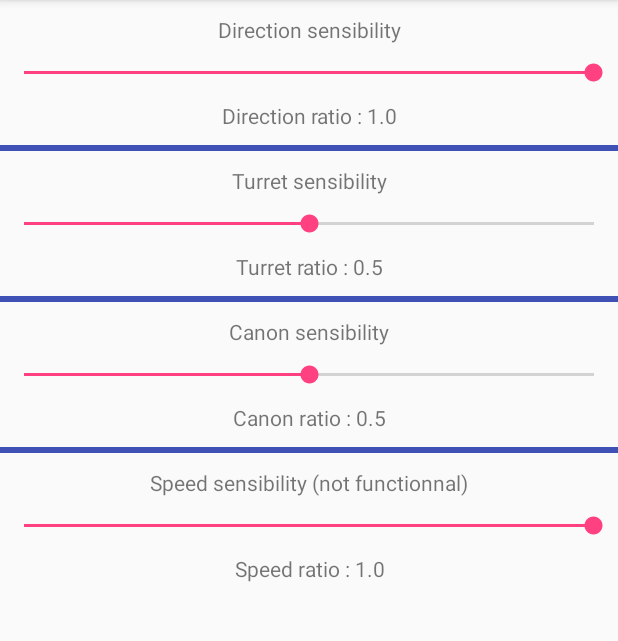
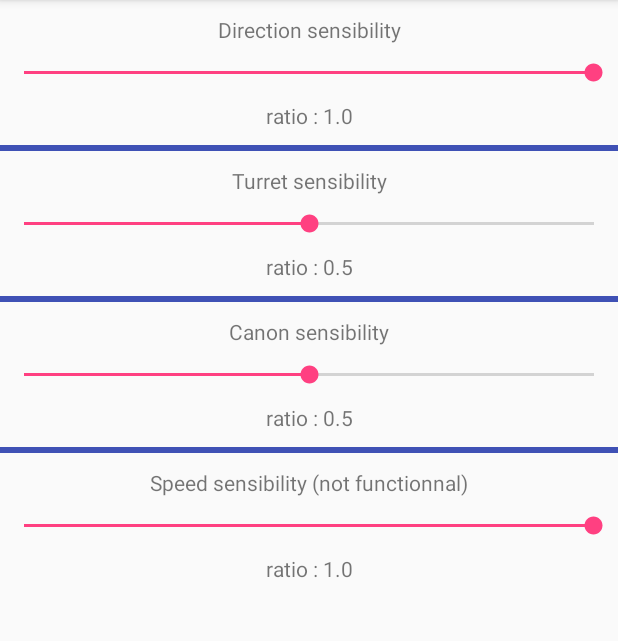
Before and after one commit to Ipsedo/ArenAI, an Android app: the ControlActivity screen opened directly, with no data from a screen before it, on a phone screen of 412 x 824 dp, the part 84-725 px from its top. Run offline under Robolectric (Android 15) with nearby library versions, the phone set to English and light mode, and no system bars.

Commit message:
changed text

```diff
--- a/app/src/main/java/com/samuelberrien/phyvr/controls/ControlActivity.java
+++ b/app/src/main/java/com/samuelberrien/phyvr/controls/ControlActivity.java
@@ -28,98 +28,82 @@ public class ControlActivity extends AppCompatActivity implements SharedPreferen
 
 		SeekBar sk_dir = findViewById(R.id.seekbar_dir);
 		TextView tv = findViewById(R.id.textview_dir);
-		tv.setText("Direction ratio : " + pref.getFloat(DirectionRatioKey, 1.f));
+		tv.setText("ratio : " + pref.getFloat(DirectionRatioKey, 1.f));
 		sk_dir.setProgress((int) (pref.getFloat(DirectionRatioKey, 1.f) * 100));
 		sk_dir.setOnSeekBarChangeListener(new SeekBar.OnSeekBarChangeListener() {
 			@Override
 			public void onProgressChanged(SeekBar seekBar, int progress, boolean fromUser) {
 				float ratio = progress / 100.f;
 				TextView tv = findViewById(R.id.textview_dir);
-				tv.setText("Direction ratio : " + ratio);
+				tv.setText("ratio : " + ratio);
 				pref.edit().putFloat(DirectionRatioKey, ratio).apply();
 			}
 
 			@Override
-			public void onStartTrackingTouch(SeekBar seekBar) {
-
-			}
+			public void onStartTrackingTouch(SeekBar seekBar) {}
 
 			@Override
-			public void onStopTrackingTouch(SeekBar seekBar) {
-
-			}
+			public void onStopTrackingTouch(SeekBar seekBar) {}
 		});
 
 		SeekBar sk_turret = findViewById(R.id.seekbar_turret);
 		tv = findViewById(R.id.textview_turret);
-		tv.setText("Turret ratio : " + pref.getFloat(TurretRatioKey, 0.5f));
+		tv.setText("ratio : " + pref.getFloat(TurretRatioKey, 0.5f));
 		sk_turret.setProgress((int) (pref.getFloat(TurretRatioKey, 0.5f) * 100));
 		sk_turret.setOnSeekBarChangeListener(new SeekBar.OnSeekBarChangeListener() {
 			@Override
 			public void onProgressChanged(SeekBar seekBar, int progress, boolean fromUser) {
 				float ratio = progress / 100.f;
 				TextView tv = findViewById(R.id.textview_turret);
-				tv.setText("Turret ratio : " + ratio);
+				tv.setText("ratio : " + ratio);
 				pref.edit().putFloat(TurretRatioKey, ratio).apply();
 			}
 
 			@Override
-			public void onStartTrackingTouch(SeekBar seekBar) {
-
-			}
+			public void onStartTrackingTouch(SeekBar seekBar) {}
 
 			@Override
-			public void onStopTrackingTouch(SeekBar seekBar) {
-
-			}
+			public void onStopTrackingTouch(SeekBar seekBar) {}
 		});
 
 		SeekBar sk_canon = findViewById(R.id.seekbar_canon);
 		tv = findViewById(R.id.textview_canon);
-		tv.setText("Canon ratio : " + pref.getFloat(CanonRatioKey, 0.5f));
+		tv.setText("ratio : " + pref.getFloat(CanonRatioKey, 0.5f));
 		sk_canon.setProgress((int) (pref.getFloat(CanonRatioKey, 0.5f) * 100));
 		sk_canon.setOnSeekBarChangeListener(new SeekBar.OnSeekBarChangeListener() {
 			@Override
 			public void onProgressChanged(SeekBar seekBar, int progress, boolean fromUser) {
 				float ratio = progress / 100.f;
 				TextView tv = findViewById(R.id.textview_canon);
-				tv.setText("Canon ratio : " + ratio);
+				tv.setText("ratio : " + ratio);
 				pref.edit().putFloat(CanonRatioKey, ratio).apply();
 			}
 
 			@Override
-			public void onStartTrackingTouch(SeekBar seekBar) {
-
-			}
+			public void onStartTrackingTouch(SeekBar seekBar) {}
 
 			@Override
-			public void onStopTrackingTouch(SeekBar seekBar) {
-
-			}
+			public void onStopTrackingTouch(SeekBar seekBar) {}
 		});
 
 		SeekBar sk_speed = findViewById(R.id.seekbar_speed);
 		tv = findViewById(R.id.textview_speed);
-		tv.setText("Speed ratio : " + pref.getFloat(SpeedRatioKey, 1.f));
+		tv.setText("ratio : " + pref.getFloat(SpeedRatioKey, 1.f));
 		sk_speed.setProgress((int) (pref.getFloat(SpeedRatioKey, 1.f) * 100));
 		sk_speed.setOnSeekBarChangeListener(new SeekBar.OnSeekBarChangeListener() {
 			@Override
 			public void onProgressChanged(SeekBar seekBar, int progress, boolean fromUser) {
 				float ratio = progress / 100.f;
 				TextView tv = findViewById(R.id.textview_speed);
-				tv.setText("Speed ratio : " + ratio);
+				tv.setText("ratio : " + ratio);
 				pref.edit().putFloat(SpeedRatioKey, ratio).apply();
 			}
 
 			@Override
-			public void onStartTrackingTouch(SeekBar seekBar) {
-
-			}
+			public void onStartTrackingTouch(SeekBar seekBar) {}
 
 			@Override
-			public void onStopTrackingTouch(SeekBar seekBar) {
-
-			}
+			public void onStopTrackingTouch(SeekBar seekBar) {}
 		});
 	}
 
--- a/app/src/main/res/layout/activity_control.xml
+++ b/app/src/main/res/layout/activity_control.xml
@@ -34,7 +34,6 @@
 				android:id="@+id/textview_dir"
 				android:layout_width="match_parent"
 				android:layout_height="wrap_content"
-				android:text="Direction ratio : 0.0"
 				android:gravity="center"
 				android:layout_marginBottom="10dp"/>
 
@@ -61,7 +60,6 @@
 				android:id="@+id/textview_turret"
 				android:layout_width="match_parent"
 				android:layout_height="wrap_content"
-				android:text="Turret ratio : 0.0"
 				android:gravity="center"
 				android:layout_marginBottom="10dp"/>
 
@@ -88,7 +86,6 @@
 				android:id="@+id/textview_canon"
 				android:layout_width="match_parent"
 				android:layout_height="wrap_content"
-				android:text="Canon ratio : 0.0"
 				android:gravity="center"
 				android:layout_marginBottom="10dp"/>
 
@@ -115,7 +112,6 @@
 				android:id="@+id/textview_speed"
 				android:layout_width="match_parent"
 				android:layout_height="wrap_content"
-				android:text="Speed ratio : 0.0"
 				android:gravity="center"
 				android:layout_marginBottom="10dp"/>
 		</LinearLayout>
```
